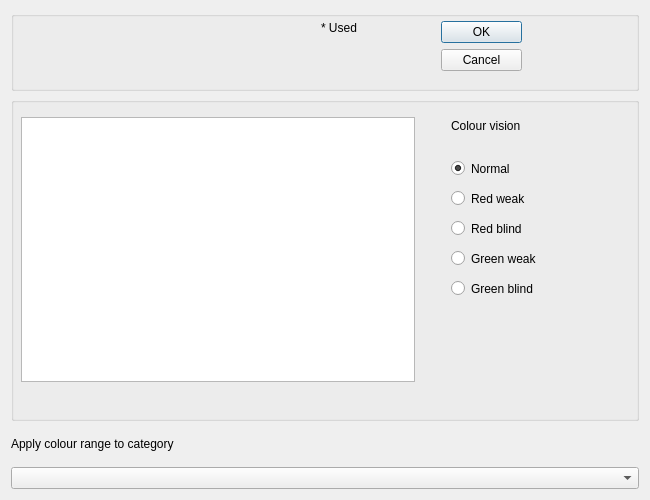
First picture: the form in GUI_UIs/ui_dialog_colour_selector.ui, repository ccbogel/QualCoder, before the edit.
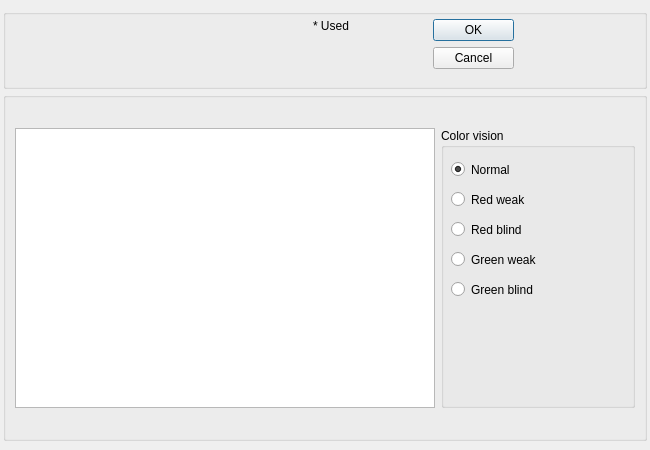
Second picture: the form after the edit.

```diff
--- a/GUI_UIs/ui_dialog_colour_selector.ui
+++ b/GUI_UIs/ui_dialog_colour_selector.ui
@@ -7,7 +7,7 @@
     <x>0</x>
     <y>0</y>
     <width>650</width>
-    <height>500</height>
+    <height>450</height>
    </rect>
   </property>
   <property name="sizePolicy">
@@ -19,19 +19,34 @@
   <property name="minimumSize">
    <size>
     <width>650</width>
-    <height>500</height>
+    <height>450</height>
    </size>
   </property>
   <property name="maximumSize">
    <size>
     <width>650</width>
-    <height>500</height>
+    <height>450</height>
    </size>
   </property>
   <property name="windowTitle">
    <string>Colour selector</string>
   </property>
   <layout class="QVBoxLayout" name="verticalLayout">
+   <property name="spacing">
+    <number>3</number>
+   </property>
+   <property name="leftMargin">
+    <number>3</number>
+   </property>
+   <property name="topMargin">
+    <number>9</number>
+   </property>
+   <property name="rightMargin">
+    <number>3</number>
+   </property>
+   <property name="bottomMargin">
+    <number>9</number>
+   </property>
    <item>
     <widget class="QGroupBox" name="groupBox">
      <property name="minimumSize">
@@ -123,49 +138,45 @@
      <property name="title">
       <string/>
      </property>
-     <widget class="QLabel" name="label">
-      <property name="geometry">
-       <rect>
-        <x>440</x>
-        <y>20</y>
-        <width>161</width>
-        <height>17</height>
-       </rect>
-      </property>
-      <property name="toolTip">
-       <string>&lt;html&gt;&lt;head/&gt;&lt;body&gt;&lt;p&gt;Show how colours are seen with common types of colour blindness.&lt;/p&gt;&lt;/body&gt;&lt;/html&gt;</string>
-      </property>
-      <property name="text">
-       <string>Colour vision</string>
-      </property>
-     </widget>
+     <layout class="QGridLayout" name="gridLayout">
+      <item row="0" column="0">
      <widget class="QTableWidget" name="tableWidget">
-      <property name="geometry">
-       <rect>
-        <x>10</x>
-        <y>20</y>
-        <width>394</width>
-        <height>265</height>
-       </rect>
-      </property>
       <property name="minimumSize">
        <size>
-        <width>394</width>
-        <height>265</height>
+          <width>420</width>
+          <height>280</height>
        </size>
       </property>
       <property name="maximumSize">
        <size>
-        <width>394</width>
-        <height>265</height>
+          <width>420</width>
+          <height>280</height>
        </size>
       </property>
      </widget>
-     <widget class="QRadioButton" name="radioButton">
+      </item>
+      <item row="0" column="1">
+       <widget class="QGroupBox" name="groupBox_color_vision">
+        <property name="minimumSize">
+         <size>
+          <width>180</width>
+          <height>0</height>
+         </size>
+        </property>
+        <property name="maximumSize">
+         <size>
+          <width>2000</width>
+          <height>16777215</height>
+         </size>
+        </property>
+        <property name="title">
+         <string>Color vision</string>
+        </property>
+        <widget class="QRadioButton" name="radioButton_normal">
       <property name="geometry">
        <rect>
-        <x>440</x>
-        <y>60</y>
+           <x>10</x>
+           <y>30</y>
         <width>181</width>
         <height>23</height>
        </rect>
@@ -177,11 +188,11 @@
        <bool>true</bool>
       </property>
      </widget>
-     <widget class="QRadioButton" name="radioButton_2">
+        <widget class="QRadioButton" name="radioButton_red_weak">
       <property name="geometry">
        <rect>
-        <x>440</x>
-        <y>90</y>
+           <x>10</x>
+           <y>60</y>
         <width>181</width>
         <height>23</height>
        </rect>
@@ -190,11 +201,11 @@
        <string>Red weak</string>
       </property>
      </widget>
-     <widget class="QRadioButton" name="radioButton_3">
+        <widget class="QRadioButton" name="radioButton_red_blind">
       <property name="geometry">
        <rect>
-        <x>440</x>
-        <y>120</y>
+           <x>10</x>
+           <y>90</y>
         <width>181</width>
         <height>23</height>
        </rect>
@@ -203,11 +214,11 @@
        <string>Red blind</string>
       </property>
      </widget>
-     <widget class="QRadioButton" name="radioButton_4">
+        <widget class="QRadioButton" name="radioButton_green_weak">
       <property name="geometry">
        <rect>
-        <x>440</x>
-        <y>150</y>
+           <x>10</x>
+           <y>120</y>
         <width>181</width>
         <height>23</height>
        </rect>
@@ -216,11 +227,11 @@
        <string>Green weak</string>
       </property>
      </widget>
-     <widget class="QRadioButton" name="radioButton_5">
+        <widget class="QRadioButton" name="radioButton_green_blind">
       <property name="geometry">
        <rect>
-        <x>440</x>
-        <y>180</y>
+           <x>10</x>
+           <y>150</y>
         <width>181</width>
         <height>23</height>
        </rect>
@@ -231,28 +242,9 @@
      </widget>
     </widget>
    </item>
-   <item>
-    <widget class="QLabel" name="label_2">
-     <property name="minimumSize">
-      <size>
-       <width>0</width>
-       <height>34</height>
-      </size>
-     </property>
-     <property name="maximumSize">
-      <size>
-       <width>16777215</width>
-       <height>34</height>
-      </size>
-     </property>
-     <property name="text">
-      <string>Apply colour range to category</string>
-     </property>
+     </layout>
     </widget>
    </item>
-   <item>
-    <widget class="QComboBox" name="comboBox"/>
-   </item>
   </layout>
  </widget>
  <resources/>
```
Lines whose indentation alone changed are shown as unchanged.
